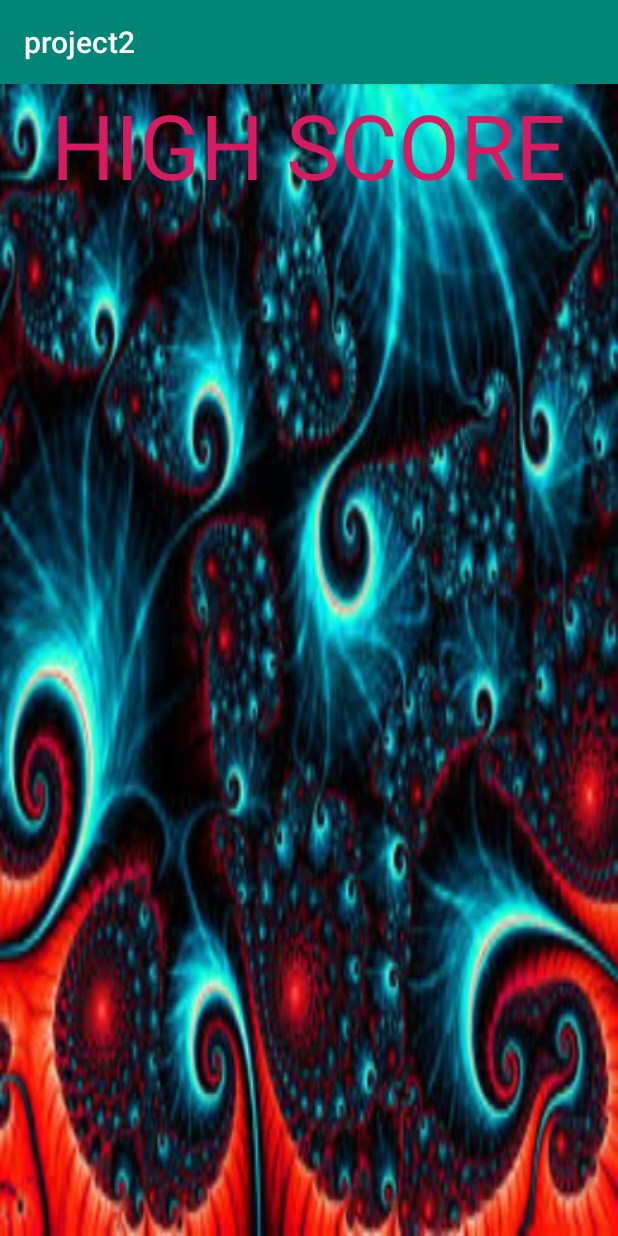
After one commit to AJHudson2003/newproject, an Android app: the highscoreactivity screen opened directly, with no data from a screen before it, on a phone screen of 412 x 824 dp. The commit adds this screen. Run offline under Robolectric (Android 15) with nearby library versions, the phone set to English and light mode, and no system bars.

Commit message:
added new page for high score and also added button to move to the high score
tested on nexus 5

```diff
--- a/app/src/main/AndroidManifest.xml
+++ b/app/src/main/AndroidManifest.xml
@@ -9,7 +9,8 @@
         android:roundIcon="@mipmap/ic_launcher_round"
         android:supportsRtl="true"
         android:theme="@style/AppTheme">
-        <activity android:name=".gameactivity"></activity>
+        <activity android:name=".highscoreactivity"></activity>
+        <activity android:name=".gameactivity" />
         <activity android:name=".MainActivity">
             <intent-filter>
                 <action android:name="android.intent.action.MAIN" />
--- a/app/src/main/java/com/example/project2/MainActivity.java
+++ b/app/src/main/java/com/example/project2/MainActivity.java
@@ -19,5 +19,8 @@ public class MainActivity extends AppCompatActivity {
         Intent intent = new Intent(this, gameactivity.class);
         startActivity(intent);
     }
-
+    public void gotoscore(View view){
+        Intent intent = new Intent(this, highscoreactivity.class);
+        startActivity(intent);
+    }
 }
--- /dev/null
+++ b/app/src/main/java/com/example/project2/highscoreactivity.java
@@ -0,0 +1,14 @@
+package com.example.project2;
+
+import androidx.appcompat.app.AppCompatActivity;
+
+import android.os.Bundle;
+
+public class highscoreactivity extends AppCompatActivity {
+
+    @Override
+    protected void onCreate(Bundle savedInstanceState) {
+        super.onCreate(savedInstanceState);
+        setContentView(R.layout.activity_highscoreactivity);
+    }
+}
--- /dev/null
+++ b/app/src/main/res/layout/activity_highscoreactivity.xml
@@ -0,0 +1,18 @@
+<?xml version="1.0" encoding="utf-8"?>
+<RelativeLayout xmlns:android="http://schemas.android.com/apk/res/android"
+    xmlns:app="http://schemas.android.com/apk/res-auto"
+    xmlns:tools="http://schemas.android.com/tools"
+    android:layout_width="match_parent"
+    android:layout_height="match_parent"
+    tools:context=".highscoreactivity"
+    android:background="@drawable/cool">
+
+    <TextView
+        android:layout_width="wrap_content"
+        android:layout_height="wrap_content"
+        android:text="HIGH SCORE"
+        android:textSize="60dp"
+        android:layout_centerHorizontal="true"
+        android:textColor="@color/colorAccent"/>
+
+</RelativeLayout>
--- a/app/src/main/res/layout/activity_main.xml
+++ b/app/src/main/res/layout/activity_main.xml
@@ -37,6 +37,7 @@
         android:text="high score"
         android:layout_width="wrap_content"
         android:layout_height="wrap_content"
+        android:onClick="gotoscore"
         android:layout_alignParentBottom="true"
         android:layout_centerHorizontal="true" />
 
```
Also changed, not shown: app/src/main/res/layout/activity_gameactivity.xml (+8 -2 lines), app/src/main/res/drawable/cool.jpg (added), app/src/main/res/drawable/enemy.png (added), 1 other file.
